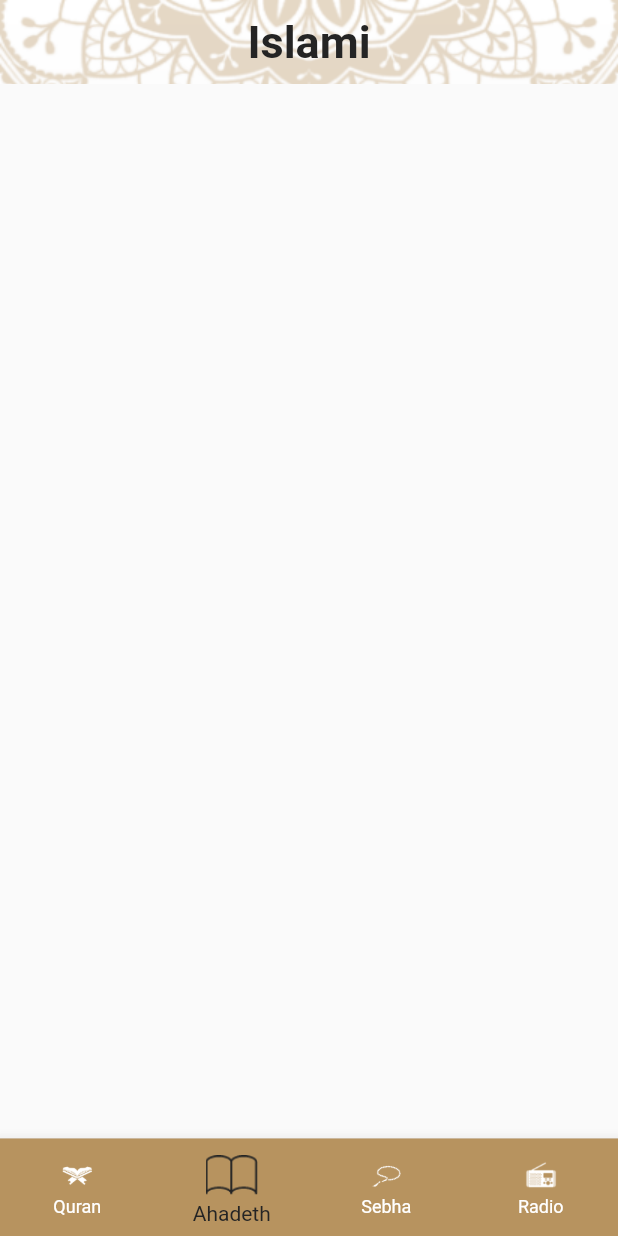
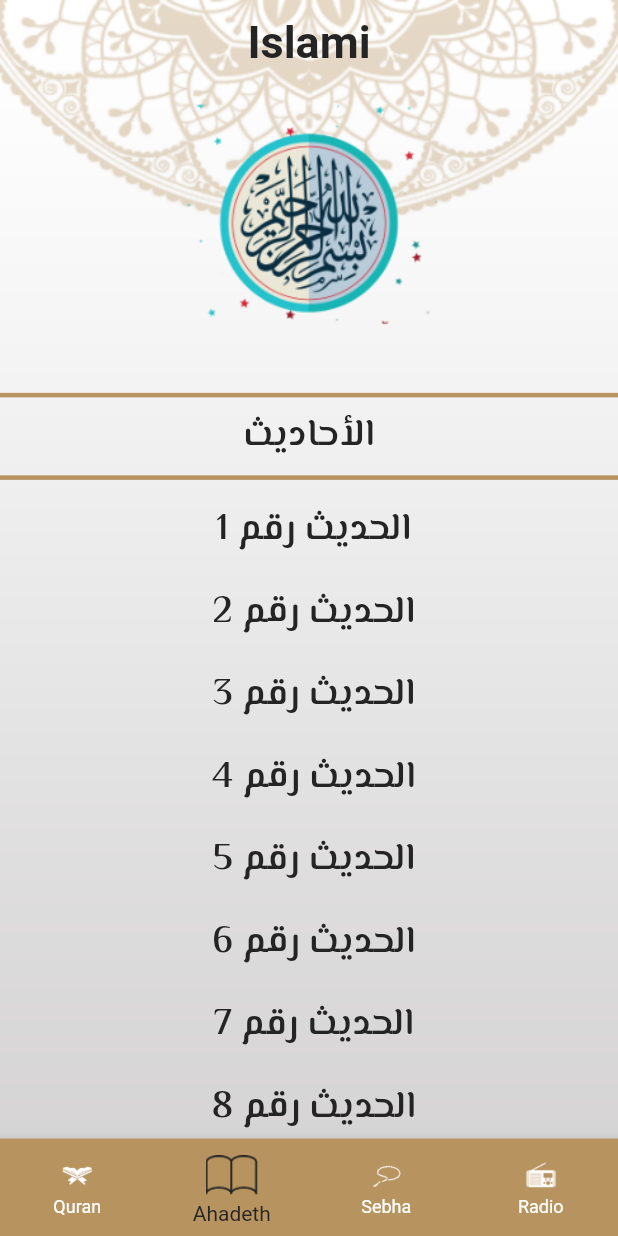
Before and after one commit to MuhamedUssama/Islami, a Flutter app: the screen it shows after launch, item 2 of the bottom bar chosen, on a phone screen of 412 x 824 dp. Run offline on Flutter 3.47's test engine with Material 2 defaults, Android fonts, the phone set to English and light mode, and no system bars.

Commit message:
Finished hadeth screen

```diff
--- a/lib/main.dart
+++ b/lib/main.dart
@@ -16,7 +16,7 @@ class MyApp extends StatelessWidget {
       debugShowCheckedModeBanner: false,
       routes: {
         Home.routeName: (_) => const Home(),
-        SuraDetails.routeName: (_) => SuraDetails(),
+        SuraOrHadethDetails.routeName: (_) => SuraOrHadethDetails(),
       },
       initialRoute: Home.routeName,
     );
--- a/lib/ui/screens/Home/tabs/ahadeth/ahadeth.dart
+++ b/lib/ui/screens/Home/tabs/ahadeth/ahadeth.dart
@@ -1,10 +1,68 @@
 import 'package:flutter/material.dart';
+import 'package:islami_app/model/details_screen_args.dart';
+import 'package:islami_app/ui/screens/details/sura_details.dart';
+import 'package:islami_app/ui/utils/app_assets.dart';
+import 'package:islami_app/ui/utils/app_colors.dart';
+import 'package:islami_app/ui/utils/app_theme.dart';
+import 'package:islami_app/ui/utils/constants.dart';
 
 class AhadethScreen extends StatelessWidget {
-  const AhadethScreen({super.key});
+  List<String> ahadethName = List.generate(50, (index) {
+    return " ${index + 1} الحديث رقم";
+  });
+
+  AhadethScreen({super.key});
 
   @override
   Widget build(BuildContext context) {
-    return Scaffold();
+    return Column(
+      children: [
+        Expanded(
+          flex: 3,
+          child: Container(
+            decoration: const BoxDecoration(
+              image: DecorationImage(
+                image: AssetImage(AppAssets.hadethLogo),
+              ),
+            ),
+          ),
+        ),
+        const SizedBox(height: 14),
+        const Divider(
+          color: AppColors.primaryColor,
+          thickness: 3,
+        ),
+        const Text(
+          "الأحاديث",
+          style: AppTheme.afterLogo,
+        ),
+        const Divider(
+          color: AppColors.primaryColor,
+          thickness: 3,
+        ),
+        Expanded(
+          flex: 7,
+          child: ListView.builder(
+            itemBuilder: (_, index) {
+              return TextButton(
+                onPressed: () {
+                  Navigator.pushNamed(context, SuraOrHadethDetails.routeName,
+                      arguments: DetailsScreenArgs(
+                          fileName: "h${index + 1}.txt",
+                          title: ahadethName[index],
+                          isQuran: false));
+                },
+                child: Text(
+                  ahadethName[index],
+                  style:
+                      AppTheme.afterLogo.copyWith(fontWeight: FontWeight.w400),
+                ),
+              );
+            },
+            itemCount: ahadethName.length,
+          ),
+        )
+      ],
+    );
   }
 }
--- a/lib/ui/screens/Home/tabs/quran/quran.dart
+++ b/lib/ui/screens/Home/tabs/quran/quran.dart
@@ -29,7 +29,7 @@ class QuranScreen extends StatelessWidget {
           thickness: 3,
         ),
         const Text(
-          "Sora Name",
+          "اسم السورة",
           style: AppTheme.afterLogo,
         ),
         const Divider(
@@ -42,7 +42,7 @@ class QuranScreen extends StatelessWidget {
             itemBuilder: (_, index) {
               return TextButton(
                 onPressed: () {
-                  Navigator.pushNamed(context, SuraDetails.routeName,
+                  Navigator.pushNamed(context, SuraOrHadethDetails.routeName,
                       arguments: DetailsScreenArgs(
                           fileName: "${index + 1}.txt",
                           title: Constants.suraNames[index],
--- a/lib/ui/utils/app_assets.dart
+++ b/lib/ui/utils/app_assets.dart
@@ -4,7 +4,9 @@ abstract class AppAssets {
   static const isAhadeth = "${baseImagePath}icon_hadeth.png";
   static const isSebha = "${baseImagePath}icon_sebha.png";
   static const isRadio = "${baseImagePath}icon_radio.png";
+
   static const quranLogo = "${baseImagePath}qur2an_screen_logo.png";
+  static const hadethLogo = "${baseImagePath}hadeth_logo.png";
 
   static const background = "${baseImagePath}default_bg.png";
 
```
Also changed, not shown: lib/ui/screens/details/sura_details.dart (+12 -6 lines).
